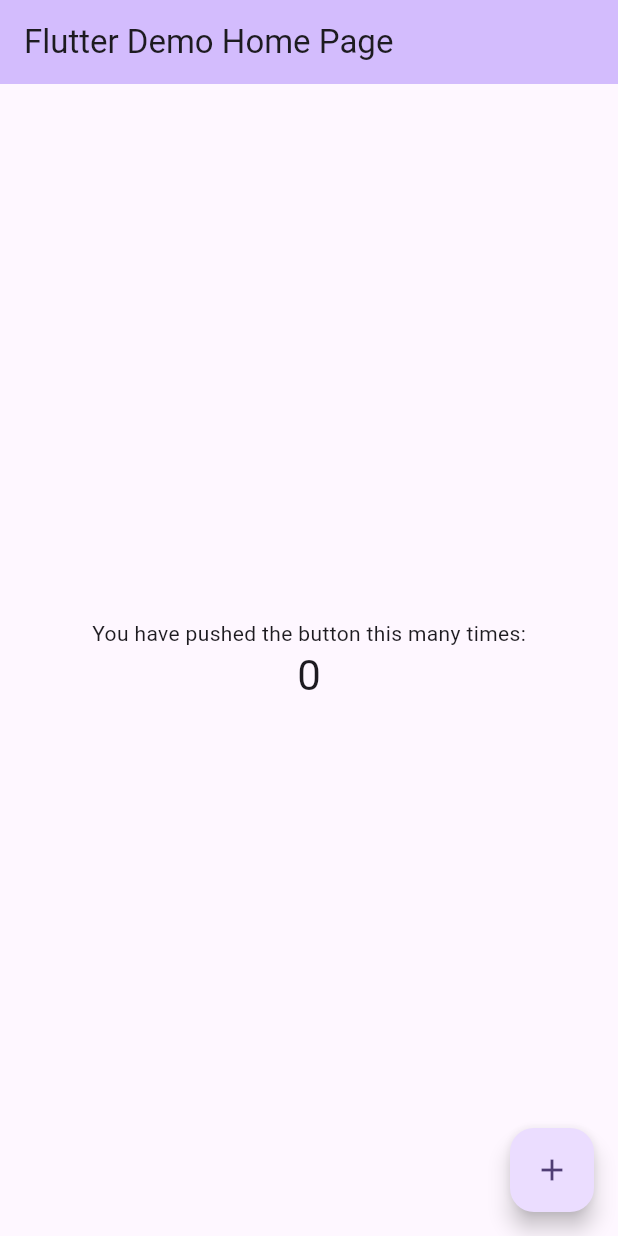
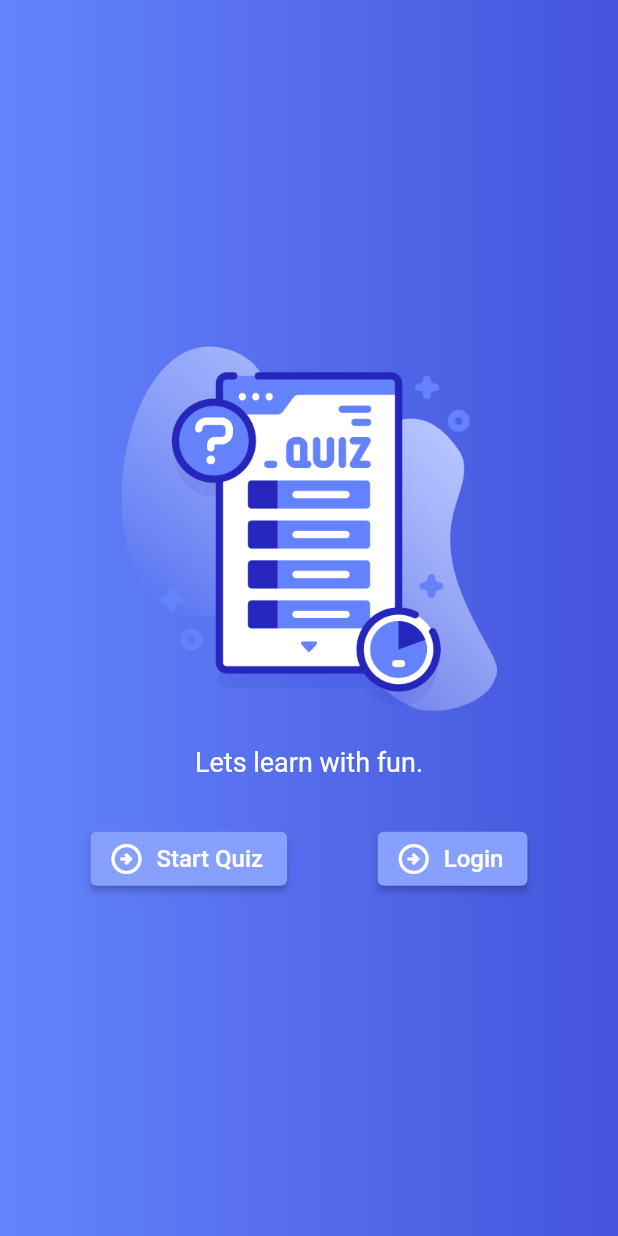
Before and after one commit to yajuvendra0404/quiz_app, a Flutter app: the screen it shows after launch, on a phone screen of 412 x 824 dp. Run offline on Flutter 3.47's test engine with Material 2 defaults, Android fonts, the phone set to English and light mode, and no system bars.

Commit message:
Quiz App Splash Screen

```diff
--- a/lib/main.dart
+++ b/lib/main.dart
@@ -1,4 +1,5 @@
 import 'package:flutter/material.dart';
+import 'package:quiz_app/screens/splash_src.dart';
 
 void main() {
   runApp(const MyApp());
@@ -13,113 +14,9 @@ class MyApp extends StatelessWidget {
     return MaterialApp(
       title: 'Flutter Demo',
       theme: ThemeData(
-        // This is the theme of your application.
-        //
-        // TRY THIS: Try running your application with "flutter run". You'll see
-        // the application has a blue toolbar. Then, without quitting the app,
-        // try changing the seedColor in the colorScheme below to Colors.green
-        // and then invoke "hot reload" (save your changes or press the "hot
-        // reload" button in a Flutter-supported IDE, or press "r" if you used
-        // the command line to start the app).
-        //
-        // Notice that the counter didn't reset back to zero; the application
-        // state is not lost during the reload. To reset the state, use hot
-        // restart instead.
-        //
-        // This works for code too, not just values: Most code changes can be
-        // tested with just a hot reload.
-        colorScheme: ColorScheme.fromSeed(seedColor: Colors.deepPurple),
-        useMaterial3: true,
+        primarySwatch: Colors.blue,
       ),
-      home: const MyHomePage(title: 'Flutter Demo Home Page'),
+      home: const SplashScreen(),
     );
   }
 }
-
-class MyHomePage extends StatefulWidget {
-  const MyHomePage({super.key, required this.title});
-
-  // This widget is the home page of your application. It is stateful, meaning
-  // that it has a State object (defined below) that contains fields that affect
-  // how it looks.
-
-  // This class is the configuration for the state. It holds the values (in this
-  // case the title) provided by the parent (in this case the App widget) and
-  // used by the build method of the State. Fields in a Widget subclass are
-  // always marked "final".
-
-  final String title;
-
-  @override
-  State<MyHomePage> createState() => _MyHomePageState();
-}
-
-class _MyHomePageState extends State<MyHomePage> {
-  int _counter = 0;
-
-  void _incrementCounter() {
-    setState(() {
-      // This call to setState tells the Flutter framework that something has
-      // changed in this State, which causes it to rerun the build method below
-      // so that the display can reflect the updated values. If we changed
-      // _counter without calling setState(), then the build method would not be
-      // called again, and so nothing would appear to happen.
-      _counter++;
-    });
-  }
-
-  @override
-  Widget build(BuildContext context) {
-    // This method is rerun every time setState is called, for instance as done
-    // by the _incrementCounter method above.
-    //
-    // The Flutter framework has been optimized to make rerunning build methods
-    // fast, so that you can just rebuild anything that needs updating rather
-    // than having to individually change instances of widgets.
-    return Scaffold(
-      appBar: AppBar(
-        // TRY THIS: Try changing the color here to a specific color (to
-        // Colors.amber, perhaps?) and trigger a hot reload to see the AppBar
-        // change color while the other colors stay the same.
-        backgroundColor: Theme.of(context).colorScheme.inversePrimary,
-        // Here we take the value from the MyHomePage object that was created by
-        // the App.build method, and use it to set our appbar title.
-        title: Text(widget.title),
-      ),
-      body: Center(
-        // Center is a layout widget. It takes a single child and positions it
-        // in the middle of the parent.
-        child: Column(
-          // Column is also a layout widget. It takes a list of children and
-          // arranges them vertically. By default, it sizes itself to fit its
-          // children horizontally, and tries to be as tall as its parent.
-          //
-          // Column has various properties to control how it sizes itself and
-          // how it positions its children. Here we use mainAxisAlignment to
-          // center the children vertically; the main axis here is the vertical
-          // axis because Columns are vertical (the cross axis would be
-          // horizontal).
-          //
-          // TRY THIS: Invoke "debug painting" (choose the "Toggle Debug Paint"
-          // action in the IDE, or press "p" in the console), to see the
-          // wireframe for each widget.
-          mainAxisAlignment: MainAxisAlignment.center,
-          children: <Widget>[
-            const Text(
-              'You have pushed the button this many times:',
-            ),
-            Text(
-              '$_counter',
-              style: Theme.of(context).textTheme.headlineMedium,
-            ),
-          ],
-        ),
-      ),
-      floatingActionButton: FloatingActionButton(
-        onPressed: _incrementCounter,
-        tooltip: 'Increment',
-        child: const Icon(Icons.add),
-      ), // This trailing comma makes auto-formatting nicer for build methods.
-    );
-  }
-}
--- /dev/null
+++ b/lib/screens/splash_src.dart
@@ -0,0 +1,84 @@
+import 'package:flutter/material.dart';
+
+class SplashScreen extends StatelessWidget {
+  const SplashScreen({super.key});
+
+  @override
+  Widget build(BuildContext context) {
+    return Scaffold(
+      /*Splash Page Theme Background Color Gradient.*/
+      body: Center(
+        child: Container(
+          decoration: const BoxDecoration(
+            gradient: LinearGradient(
+              colors: [
+                Color.fromARGB(255, 68, 84, 220),
+                Color.fromARGB(255, 100, 132, 251)
+              ],
+              begin: Alignment.bottomRight,
+              end: Alignment.bottomLeft,
+            ),
+          ),
+          /*Splash Page Image.*/
+          child: Column(
+            mainAxisSize: MainAxisSize.max,
+            mainAxisAlignment: MainAxisAlignment.center,
+            crossAxisAlignment: CrossAxisAlignment.center,
+            children: [
+              // Opacity( // adding opacity widget is not recommended
+              //   opacity: 0.8,
+              Image.asset(
+                'assets/icons/quiz.png',
+                width: 250,
+                // color: Color.fromARGB(17, 255, 255, 255),
+              ),
+              // ),
+              const SizedBox(
+                height: 20,
+              ),
+              const Text(
+                "Lets learn with fun.",
+                style: TextStyle(color: Colors.white, fontSize: 18),
+              ),
+              Container(),
+              const SizedBox(
+                height: 30,
+              ),
+              Row(
+                mainAxisAlignment: MainAxisAlignment.spaceEvenly,
+                children: [
+                  ElevatedButton.icon(
+                    style: ButtonStyle(
+                      backgroundColor: MaterialStateProperty.all(
+                        const Color.fromARGB(255, 136, 160, 253),
+                      ),
+                    ),
+                    onPressed: () => {},
+                    icon: const Icon(Icons.arrow_circle_right_outlined),
+                    label: const Text(
+                      "Start Quiz",
+                      style: TextStyle(color: Colors.white, fontSize: 16),
+                    ),
+                  ),
+                  ElevatedButton.icon(
+                    style: ButtonStyle(
+                      backgroundColor: MaterialStateProperty.all(
+                        const Color.fromARGB(255, 136, 160, 253),
+                      ),
+                    ),
+                    onPressed: () => {},
+                    icon: const Icon(Icons.arrow_circle_right_outlined),
+                    label: const Text(
+                      "Login",
+                      style: TextStyle(color: Colors.white, fontSize: 16),
+                    ),
+                  ),
+                ],
+              ),
+            ],
+          ),
+        ),
+      ),
+    );
+  }
+}
--- a/pubspec.yaml
+++ b/pubspec.yaml
@@ -59,9 +59,11 @@ flutter:
   uses-material-design: true
 
   # To add assets to your application, add an assets section, like this:
-  # assets:
+  assets:
+      - assets/icons/quiz.png
   #   - images/a_dot_burr.jpeg
   #   - images/a_dot_ham.jpeg
+
 
   # An image asset can refer to one or more resolution-specific "variants", see
   # https://flutter.dev/assets-and-images/#resolution-aware
```
Also changed, not shown: assets/icons/quiz.png (added), lib/screens/quiz_srceen.dart (added).
